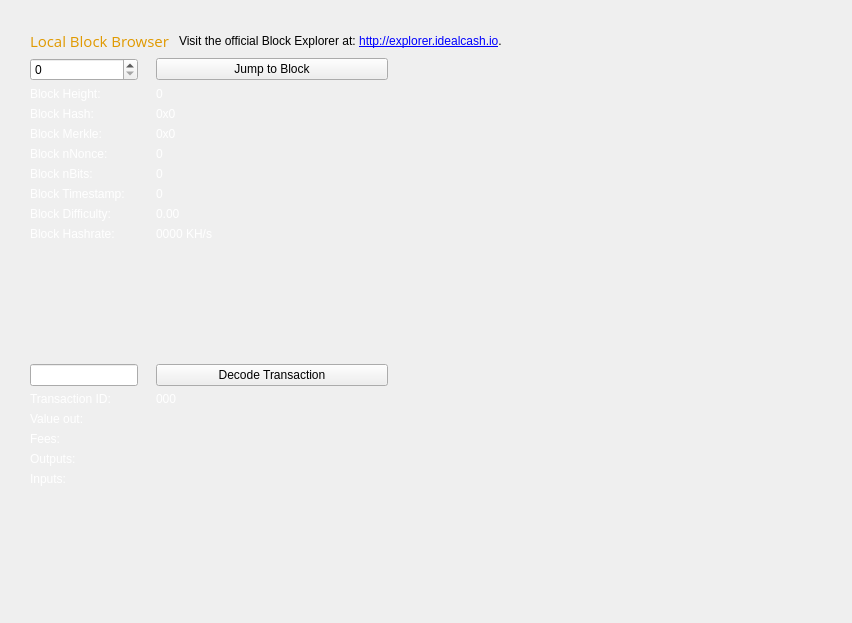
Old version of the form src/qt/forms/blockbrowser.ui in the repository flokisatoshi/IdealCash-DEAL.
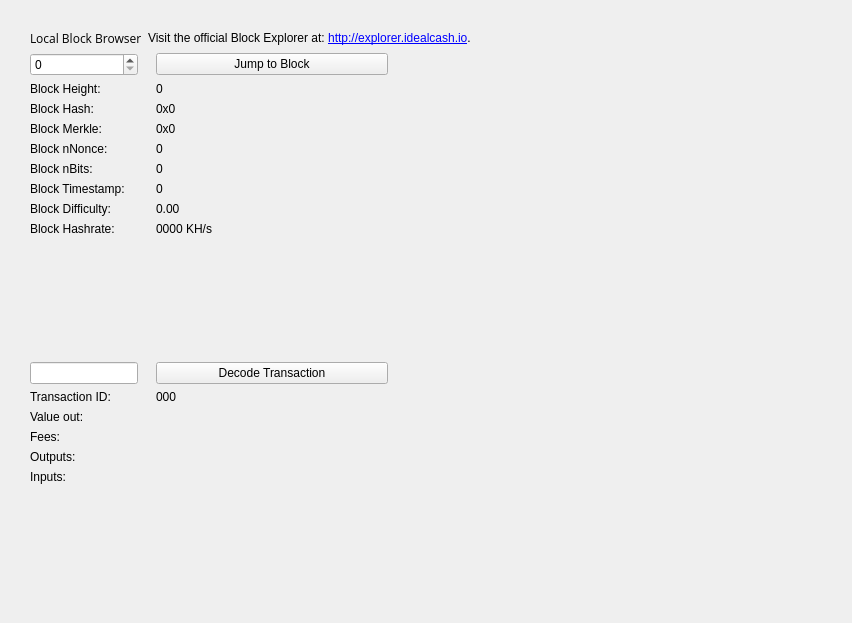
New version of the form.

Patch:
```diff
--- a/src/qt/forms/blockbrowser.ui
+++ b/src/qt/forms/blockbrowser.ui
@@ -58,7 +58,7 @@
          </font>
         </property>
         <property name="text">
-         <string>&lt;html&gt;&lt;head/&gt;&lt;body&gt;&lt;p&gt;&lt;span style=&quot; font-size:15px; font-weight:400; color:#e09900;&quot;&gt;Local Block Browser &lt;/span&gt;&lt;/p&gt;&lt;/body&gt;&lt;/html&gt;</string>
+         <string>Local Block Browser</string>
         </property>
        </widget>
       </item>
@@ -80,7 +80,7 @@
         <item row="17" column="0">
          <widget class="QLabel" name="inputLabel">
           <property name="text">
-           <string>&lt;html&gt;&lt;head/&gt;&lt;body&gt;&lt;p&gt;&lt;span style=&quot; color:#ffffff;&quot;&gt;Inputs: &lt;/span&gt;&lt;/p&gt;&lt;/body&gt;&lt;/html&gt;</string>
+           <string>Inputs: </string>
           </property>
           <property name="alignment">
            <set>Qt::AlignLeading|Qt::AlignLeft|Qt::AlignTop</set>
@@ -90,14 +90,14 @@
         <item row="13" column="0">
          <widget class="QLabel" name="txLabel">
           <property name="text">
-           <string>&lt;html&gt;&lt;head/&gt;&lt;body&gt;&lt;p&gt;&lt;span style=&quot; color:#ffffff;&quot;&gt;Transaction ID: &lt;/span&gt;&lt;/p&gt;&lt;/body&gt;&lt;/html&gt;</string>
+           <string>Transaction ID: </string>
           </property>
          </widget>
         </item>
         <item row="3" column="1">
          <widget class="QLabel" name="heightLabel">
           <property name="text">
-           <string>&lt;html&gt;&lt;head/&gt;&lt;body&gt;&lt;p&gt;&lt;span style=&quot; color:#ffffff;&quot;&gt;0 &lt;/span&gt;&lt;/p&gt;&lt;/body&gt;&lt;/html&gt;</string>
+           <string>0 </string>
           </property>
          </widget>
         </item>
@@ -119,7 +119,7 @@
            </size>
           </property>
           <property name="text">
-           <string>&lt;html&gt;&lt;head/&gt;&lt;body&gt;&lt;p&gt;&lt;span style=&quot; color:#ffffff;&quot;&gt;0x0 &lt;/span&gt;&lt;/p&gt;&lt;/body&gt;&lt;/html&gt;</string>
+           <string>0x0 </string>
           </property>
          </widget>
         </item>
@@ -139,7 +139,7 @@
         <item row="13" column="1">
          <widget class="QLabel" name="txID">
           <property name="text">
-           <string>&lt;html&gt;&lt;head/&gt;&lt;body&gt;&lt;p&gt;&lt;span style=&quot; color:#ffffff;&quot;&gt;000 &lt;/span&gt;&lt;/p&gt;&lt;/body&gt;&lt;/html&gt;</string>
+           <string>000 </string>
           </property>
          </widget>
         </item>
@@ -164,42 +164,42 @@
         <item row="7" column="1">
          <widget class="QLabel" name="bitsBox">
           <property name="text">
-           <string>&lt;html&gt;&lt;head/&gt;&lt;body&gt;&lt;p&gt;&lt;span style=&quot; color:#ffffff;&quot;&gt;0 &lt;/span&gt;&lt;/p&gt;&lt;/body&gt;&lt;/html&gt;</string>
+           <string>0 </string>
           </property>
          </widget>
         </item>
         <item row="10" column="0">
          <widget class="QLabel" name="pawLabel">
           <property name="text">
-           <string>&lt;html&gt;&lt;head/&gt;&lt;body&gt;&lt;p&gt;&lt;span style=&quot; color:#ffffff;&quot;&gt;Block Hashrate: &lt;/span&gt;&lt;/p&gt;&lt;/body&gt;&lt;/html&gt;</string>
+           <string>Block Hashrate: </string>
           </property>
          </widget>
         </item>
         <item row="14" column="0">
          <widget class="QLabel" name="valueLabel">
           <property name="text">
-           <string>&lt;html&gt;&lt;head/&gt;&lt;body&gt;&lt;p&gt;&lt;span style=&quot; color:#ffffff;&quot;&gt;Value out: &lt;/span&gt;&lt;/p&gt;&lt;/body&gt;&lt;/html&gt;</string>
+           <string>Value out: </string>
           </property>
          </widget>
         </item>
         <item row="4" column="0">
          <widget class="QLabel" name="hashLabel">
           <property name="text">
-           <string>&lt;html&gt;&lt;head/&gt;&lt;body&gt;&lt;p&gt;&lt;span style=&quot; color:#ffffff;&quot;&gt;Block Hash: &lt;/span&gt;&lt;/p&gt;&lt;/body&gt;&lt;/html&gt;</string>
+           <string>Block Hash: </string>
           </property>
          </widget>
         </item>
         <item row="8" column="1">
          <widget class="QLabel" name="timeBox">
           <property name="text">
-           <string>&lt;html&gt;&lt;head/&gt;&lt;body&gt;&lt;p&gt;&lt;span style=&quot; color:#ffffff;&quot;&gt;0 &lt;/span&gt;&lt;/p&gt;&lt;/body&gt;&lt;/html&gt;</string>
+           <string>0 </string>
           </property>
          </widget>
         </item>
         <item row="6" column="1">
          <widget class="QLabel" name="nonceBox">
           <property name="text">
-           <string>&lt;html&gt;&lt;head/&gt;&lt;body&gt;&lt;p&gt;&lt;span style=&quot; color:#ffffff;&quot;&gt;0 &lt;/span&gt;&lt;/p&gt;&lt;/body&gt;&lt;/html&gt;</string>
+           <string>0 </string>
           </property>
          </widget>
         </item>
@@ -217,7 +217,7 @@
         <item row="9" column="0">
          <widget class="QLabel" name="hardLabel">
           <property name="text">
-           <string>&lt;html&gt;&lt;head/&gt;&lt;body&gt;&lt;p&gt;&lt;span style=&quot; color:#ffffff;&quot;&gt;Block Difficulty: &lt;/span&gt;&lt;/p&gt;&lt;/body&gt;&lt;/html&gt;</string>
+           <string>Block Difficulty: </string>
           </property>
          </widget>
         </item>
@@ -279,14 +279,14 @@
         <item row="5" column="0">
          <widget class="QLabel" name="merkleLabel">
           <property name="text">
-           <string>&lt;html&gt;&lt;head/&gt;&lt;body&gt;&lt;p&gt;&lt;span style=&quot; color:#ffffff;&quot;&gt;Block Merkle: &lt;/span&gt;&lt;/p&gt;&lt;/body&gt;&lt;/html&gt;</string>
+           <string>Block Merkle: </string>
           </property>
          </widget>
         </item>
         <item row="10" column="1">
          <widget class="QLabel" name="pawBox">
           <property name="text">
-           <string>&lt;html&gt;&lt;head/&gt;&lt;body&gt;&lt;p&gt;&lt;span style=&quot; color:#ffffff;&quot;&gt;0000 KH/s &lt;/span&gt;&lt;/p&gt;&lt;/body&gt;&lt;/html&gt;</string>
+           <string>0000 KH/s </string>
           </property>
          </widget>
         </item>
@@ -303,14 +303,14 @@
         <item row="6" column="0">
          <widget class="QLabel" name="nonceLabel">
           <property name="text">
-           <string>&lt;html&gt;&lt;head/&gt;&lt;body&gt;&lt;p&gt;&lt;span style=&quot; color:#ffffff;&quot;&gt;Block nNonce: &lt;/span&gt;&lt;/p&gt;&lt;/body&gt;&lt;/html&gt;</string>
+           <string>Block nNonce: </string>
           </property>
          </widget>
         </item>
         <item row="16" column="0">
          <widget class="QLabel" name="outputLabel">
           <property name="text">
-           <string>&lt;html&gt;&lt;head/&gt;&lt;body&gt;&lt;p&gt;&lt;span style=&quot; color:#ffffff;&quot;&gt;Outputs: &lt;/span&gt;&lt;/p&gt;&lt;/body&gt;&lt;/html&gt;</string>
+           <string>Outputs: </string>
           </property>
           <property name="alignment">
            <set>Qt::AlignLeading|Qt::AlignLeft|Qt::AlignTop</set>
@@ -320,7 +320,7 @@
         <item row="7" column="0">
          <widget class="QLabel" name="bitsLabel">
           <property name="text">
-           <string>&lt;html&gt;&lt;head/&gt;&lt;body&gt;&lt;p&gt;&lt;span style=&quot; color:#ffffff;&quot;&gt;Block nBits: &lt;/span&gt;&lt;/p&gt;&lt;/body&gt;&lt;/html&gt;</string>
+           <string>Block nBits: </string>
           </property>
          </widget>
         </item>
@@ -333,35 +333,35 @@
            </size>
           </property>
           <property name="text">
-           <string>&lt;html&gt;&lt;head/&gt;&lt;body&gt;&lt;p&gt;&lt;span style=&quot; color:#ffffff;&quot;&gt;0x0 &lt;/span&gt;&lt;/p&gt;&lt;/body&gt;&lt;/html&gt;</string>
+           <string>0x0 </string>
           </property>
          </widget>
         </item>
         <item row="15" column="0">
          <widget class="QLabel" name="feesLabel">
           <property name="text">
-           <string>&lt;html&gt;&lt;head/&gt;&lt;body&gt;&lt;p&gt;&lt;span style=&quot; color:#ffffff;&quot;&gt;Fees: &lt;/span&gt;&lt;/p&gt;&lt;/body&gt;&lt;/html&gt;</string>
+           <string>Fees: </string>
           </property>
          </widget>
         </item>
         <item row="3" column="0">
          <widget class="QLabel" name="heightLabel_2">
           <property name="text">
-           <string>&lt;html&gt;&lt;head/&gt;&lt;body&gt;&lt;p&gt;&lt;span style=&quot; color:#ffffff;&quot;&gt;Block Height: &lt;/span&gt;&lt;/p&gt;&lt;/body&gt;&lt;/html&gt;</string>
+           <string>Block Height:</string>
           </property>
          </widget>
         </item>
         <item row="8" column="0">
          <widget class="QLabel" name="timeLabel">
           <property name="text">
-           <string>&lt;html&gt;&lt;head/&gt;&lt;body&gt;&lt;p&gt;&lt;span style=&quot; color:#ffffff;&quot;&gt;Block Timestamp: &lt;/span&gt;&lt;/p&gt;&lt;/body&gt;&lt;/html&gt;</string>
+           <string>Block Timestamp: </string>
           </property>
          </widget>
         </item>
         <item row="9" column="1">
          <widget class="QLabel" name="hardBox">
           <property name="text">
-           <string>&lt;html&gt;&lt;head/&gt;&lt;body&gt;&lt;p&gt;&lt;span style=&quot; color:#ffffff;&quot;&gt;0.00 &lt;/span&gt;&lt;/p&gt;&lt;/body&gt;&lt;/html&gt;</string>
+           <string>0.00 </string>
           </property>
          </widget>
         </item>
```
